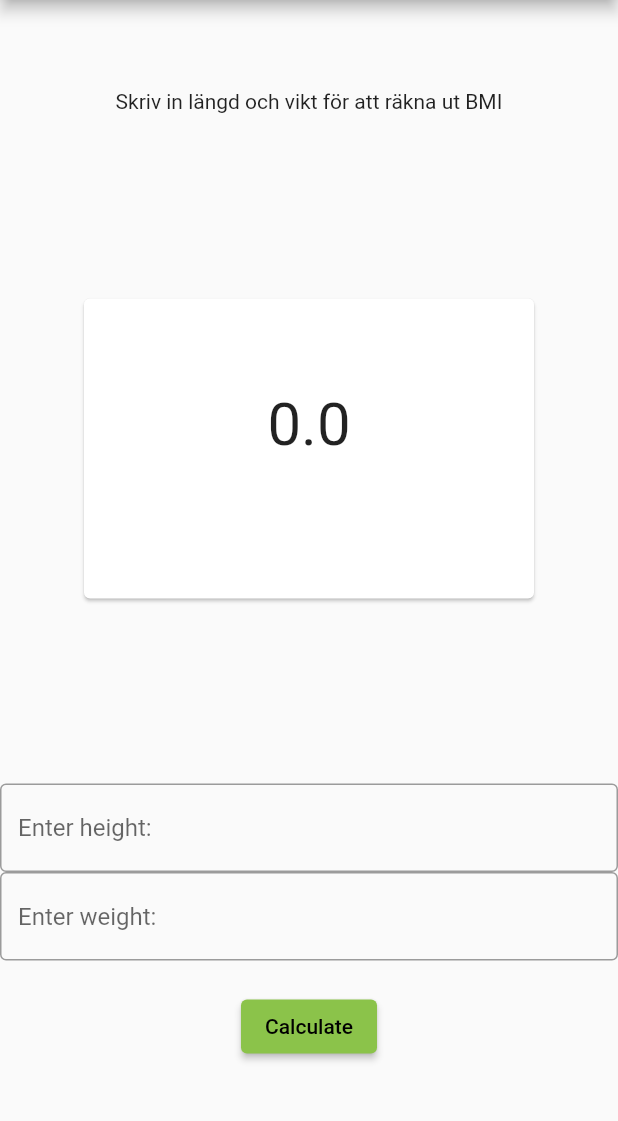
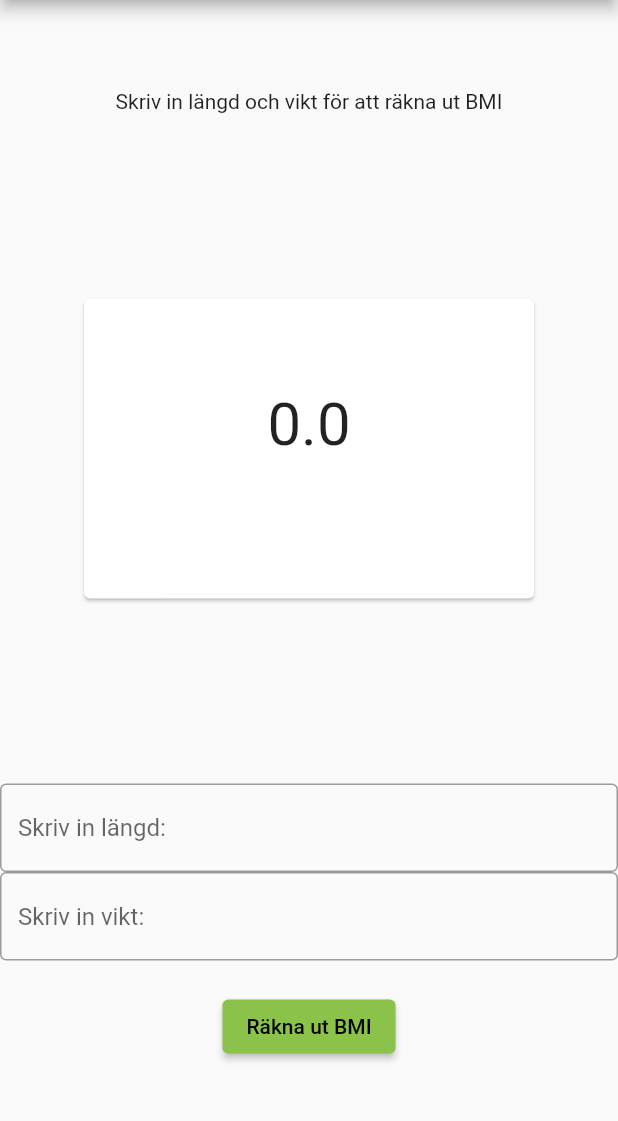
Before and after one commit to Noccis/school-project-bmi-app, a Flutter app: the screen it shows after launch, on a phone screen of 412 x 824 dp, the part 84-1205 px from its top. Run offline on Flutter 3.47's test engine with Material 2 defaults, Android fonts, the phone set to English and light mode, and no system bars.

Commit message:
added reset button

```diff
--- a/lib/main.dart
+++ b/lib/main.dart
@@ -1,5 +1,7 @@
 import 'package:flutter/material.dart';
 import 'dart:math';
+
+import 'package:flutter/rendering.dart';
 
 void main() {
   runApp(const MyApp());
@@ -24,8 +26,6 @@ class MyApp extends StatelessWidget {
 class MyHomePage extends StatefulWidget {
   const MyHomePage({Key? key, required this.title}) : super(key: key);
 
-
-
   final String title;
 
   @override
@@ -33,10 +33,9 @@ class MyHomePage extends StatefulWidget {
 }
 
 class _MyHomePageState extends State<MyHomePage> {
-
   double _bmiNumber = 0.0;
   String _kategori = '';
-
+  bool _reset = true;
 
   // Controllers:
   final heightController = TextEditingController();
@@ -49,34 +48,39 @@ class _MyHomePageState extends State<MyHomePage> {
     final height = double.parse(heightInputText);
     final weight = double.parse(weightInputText);
 
-    final double result = weight / pow(height / 100,2);
+    final double result = weight / pow(height / 100, 2);
     print('calculate Bmi running');
-
 
     setState(() {
       _bmiNumber = double.parse(result.toStringAsFixed(1));
-      heightController.text = '';
-      weightController.text = '';
 
-      if(result <= 18.5){
+      if (result <= 18.5) {
         _kategori = 'underviktig';
-      }else if(result > 18.5 && result <= 24.9){
+      } else if (result > 18.5 && result <= 24.9) {
         _kategori = 'Ok enligt samhället';
-      }else if(result >24.9 && result <=29.9){
+      } else if (result > 24.9 && result <= 29.9) {
         _kategori = 'Överviktig';
-      }else if(result > 29.9 && result <= 34.9){
+      } else if (result > 29.9 && result <= 34.9) {
         _kategori = 'Fetma';
-      }else if(result >34.9 && result > 35){
+      } else if (result > 34.9 && result > 35) {
         _kategori = 'Extrem fetma';
-      }else{
+      } else {
         _kategori = 'Försök igen';
       }
-
+      _reset = false;
     });
   }
 
+  void _resetBmi(){
+    setState(() {
+      heightController.text = '';
+      weightController.text = '';
+      _bmiNumber = 0;
+      _kategori = '';
+      _reset = true;
+    });
 
-
+  }
 
   @override
   Widget build(BuildContext context) {
@@ -96,35 +100,40 @@ class _MyHomePageState extends State<MyHomePage> {
                 child: Column(
                     mainAxisAlignment: MainAxisAlignment.center,
                     children: <Widget>[
-                  Text('$_bmiNumber',
-                  style: const TextStyle(fontSize: 40),),
+                      Text(
+                        '$_bmiNumber',
+                        style: const TextStyle(fontSize: 40),
+                      ),
                       const Padding(padding: EdgeInsets.all(8)),
                       Text(_kategori),
                     ]),
               ),
             ),
-            Column(children: <Widget>[
+            Column(
+              children: <Widget>[
                 TextField(
                   decoration: const InputDecoration(
-                border: OutlineInputBorder(),
-                hintText: 'Enter height:'
-              ),
+                      border: OutlineInputBorder(), hintText: 'Skriv in längd:'),
                   controller: heightController,
                 ),
                 TextField(
                   decoration: const InputDecoration(
-                border: OutlineInputBorder(),
-                hintText: 'Enter weight:'
-              ),
+                      border: OutlineInputBorder(), hintText: 'Skriv in vikt:'),
                   controller: weightController,
                 ),
                 const Padding(padding: EdgeInsets.all(10)),
-            ElevatedButton(
+                _reset
+                    ? ElevatedButton(
                         onPressed: _calculateBmi,
-              child: const Text('Calculate'),
+                        child: const Text('Räkna ut BMI'),
+                      )
+                    : ElevatedButton(
+                        style: ButtonStyle(backgroundColor: MaterialStateProperty.all(Colors.red)),
+                        onPressed: _resetBmi,
+                        child: const Text('Börja om'),
                       ),
-            ],)
-
+              ],
+            )
           ],
         ),
       ),
```
Lines whose indentation alone changed are shown as unchanged.
